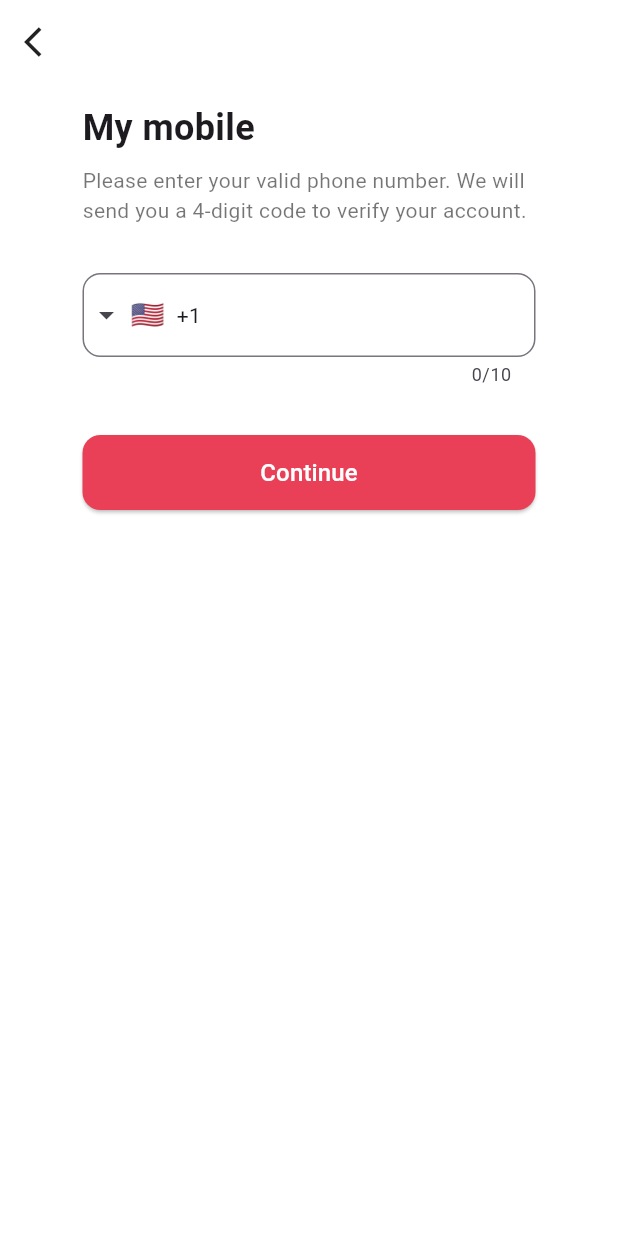
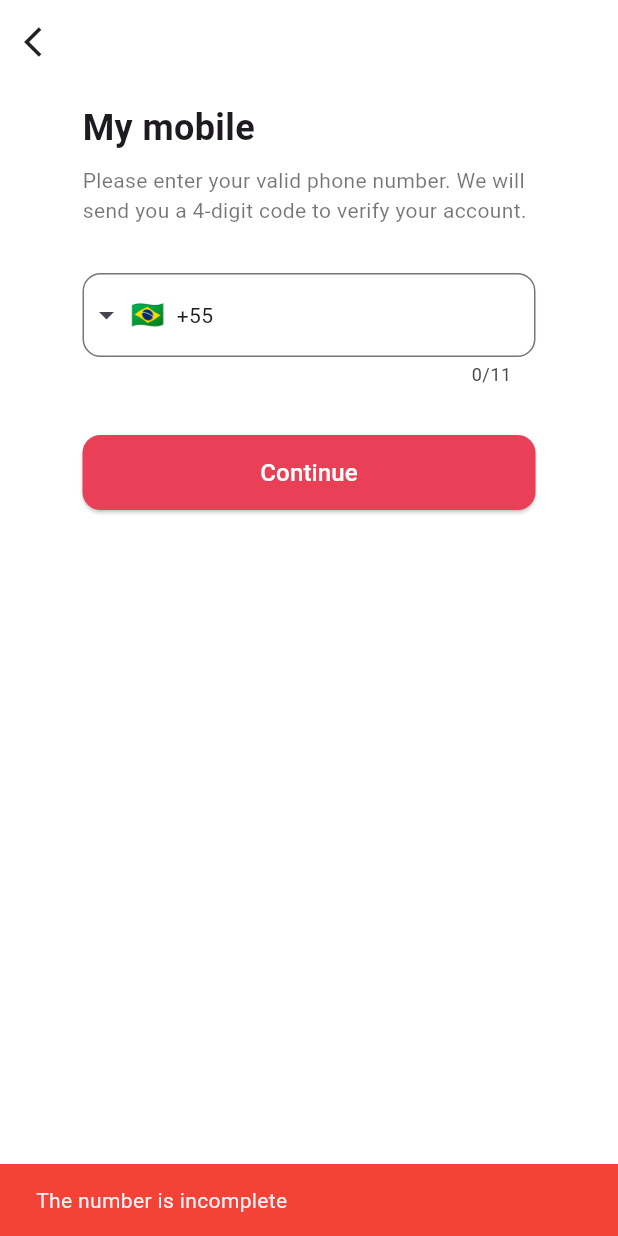
Before and after one commit to AngeloZovaro/DatingApp-FlutterProject, a Flutter app: the PhoneNumberScreen screen opened directly, after a tap on "Continue", on a phone screen of 412 x 824 dp. Run offline on Flutter 3.47's test engine with Material 3 defaults, Android fonts, the phone set to English and light mode, and no system bars; drawn by our look-alikes of intl_phone_field.

Commit message:
função para validar número

```diff
--- a/lib/screens/phone_number_screen.dart
+++ b/lib/screens/phone_number_screen.dart
@@ -11,6 +11,7 @@ class PhoneNumberScreen extends StatefulWidget {
 
 class _PhoneNumberScreenState extends State<PhoneNumberScreen> {
   String fullPhoneNumber = '';
+  bool isValid = false;
 
   @override
   Widget build(BuildContext context) {
@@ -55,10 +56,11 @@ class _PhoneNumberScreenState extends State<PhoneNumberScreen> {
                       borderSide: const BorderSide(),
                     ),
                   ),
-                  initialCountryCode: 'US',
+                  initialCountryCode: 'BR',
                   onChanged: (phone) {
                     setState(() {
                       fullPhoneNumber = phone.completeNumber;
+                      isValid = phone.number.length >= 11;
                     });
                   },
                 ),
@@ -68,7 +70,7 @@ class _PhoneNumberScreenState extends State<PhoneNumberScreen> {
                   height: 50,
                   child: ElevatedButton(
                     onPressed: () {
-                      if (fullPhoneNumber.isNotEmpty) {
+                      if (isValid) {
                         Navigator.push(
                           context,
                           MaterialPageRoute(
@@ -77,10 +79,16 @@ class _PhoneNumberScreenState extends State<PhoneNumberScreen> {
                             ),
                           ),
                         );
+                      } else {
+                        ScaffoldMessenger.of(context).showSnackBar(
+                          const SnackBar(
+                            content: Text('The number is incomplete'), backgroundColor: Colors.red,
+                          ),
+                        );
                       }
                     },
                     style: ElevatedButton.styleFrom(
-                      backgroundColor: Color(0xFFE94057),
+                      backgroundColor: const Color(0xFFE94057),
                       shape: RoundedRectangleBorder(
                         borderRadius: BorderRadius.circular(12),
                       ),
```
